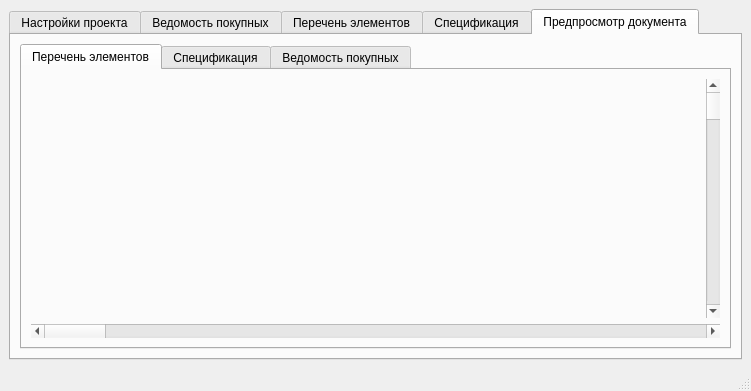
Before: the Qt Designer form mainwindow.ui in work5lov/VP_merge, drawn with Qt 5.
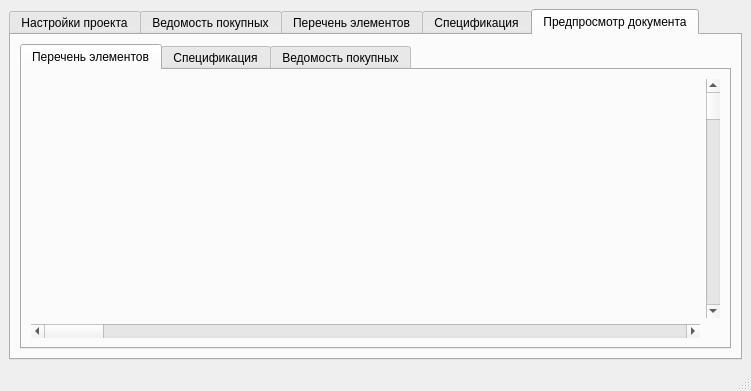
After: the same form once the commit is applied.

What changed in the file:
```diff
--- a/mainwindow.ui
+++ b/mainwindow.ui
@@ -26,6 +26,18 @@
    <layout class="QGridLayout" name="gridLayout_2">
     <item row="0" column="0">
      <widget class="QTabWidget" name="tabWidget">
+      <property name="sizePolicy">
+       <sizepolicy hsizetype="Expanding" vsizetype="Expanding">
+        <horstretch>0</horstretch>
+        <verstretch>0</verstretch>
+       </sizepolicy>
+      </property>
+      <property name="maximumSize">
+       <size>
+        <width>16777215</width>
+        <height>16777215</height>
+       </size>
+      </property>
       <property name="currentIndex">
        <number>4</number>
       </property>
@@ -360,14 +372,11 @@
           <property name="currentIndex">
            <number>0</number>
           </property>
-          <widget class="QWidget" name="perechen">
+          <widget class="QWidget" name="perechen1">
            <attribute name="title">
             <string>Перечень элементов</string>
            </attribute>
            <layout class="QGridLayout" name="gridLayout_8">
-            <item row="0" column="1">
-             <widget class="QWidget" name="canvasPE" native="true"/>
-            </item>
             <item row="0" column="2">
              <widget class="QScrollBar" name="perechenVbar">
               <property name="orientation">
@@ -375,16 +384,26 @@
               </property>
              </widget>
             </item>
-            <item row="1" column="1" colspan="2">
+            <item row="1" column="0" colspan="2">
              <widget class="QScrollBar" name="perechenHbar">
               <property name="orientation">
                <enum>Qt::Horizontal</enum>
               </property>
              </widget>
             </item>
+            <item row="0" column="0">
+             <widget class="QWidget" name="canvasPE" native="true">
+              <property name="sizePolicy">
+               <sizepolicy hsizetype="Expanding" vsizetype="Preferred">
+                <horstretch>0</horstretch>
+                <verstretch>0</verstretch>
+               </sizepolicy>
+              </property>
+             </widget>
+            </item>
            </layout>
           </widget>
-          <widget class="QWidget" name="specification">
+          <widget class="QWidget" name="specification1">
            <attribute name="title">
             <string>Спецификация</string>
            </attribute>
@@ -423,7 +442,7 @@
             </item>
            </layout>
           </widget>
-          <widget class="QWidget" name="vedomost">
+          <widget class="QWidget" name="vedomost1">
            <attribute name="title">
             <string>Ведомость покупных</string>
            </attribute>
```
